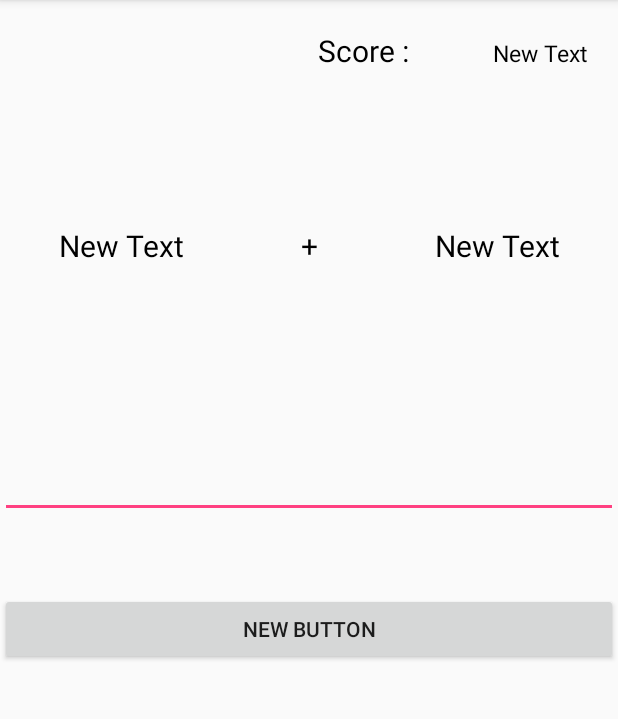
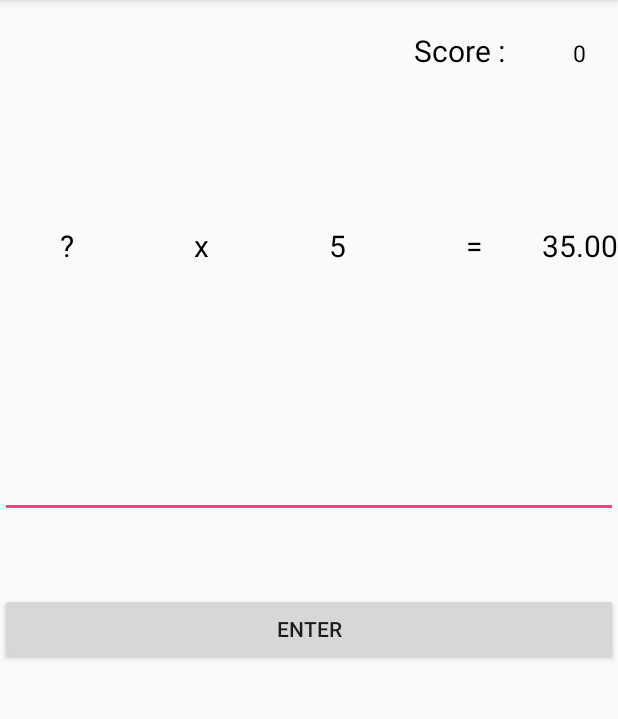
Before and after one commit to dtytomi/Numbers-Game, an Android app: the screen it shows after launch (MainActivity before the commit, NumbersGame after it), on a phone screen of 412 x 824 dp, the part 84-803 px from its top. Run offline under Robolectric (Android 15) with nearby library versions, the phone set to English and light mode, and no system bars.

Commit message:
alert dialog added

```diff
--- a/app/src/main/AndroidManifest.xml
+++ b/app/src/main/AndroidManifest.xml
@@ -8,7 +8,7 @@
         android:label="@string/app_name"
         android:supportsRtl="true"
         android:theme="@style/AppTheme">
-        <activity android:name=".MainActivity">
+        <activity android:name=".NumbersGame">
             <intent-filter>
                 <action android:name="android.intent.action.MAIN"/>
 
--- a/app/src/main/java/com/example/oo162802/numbersgame/MainActivity.java
+++ /dev/null
@@ -1,35 +0,0 @@
-package com.example.oo162802.numbersgame;
-
-import android.support.v7.app.AppCompatActivity;
-import android.os.Bundle;
-import android.widget.EditText;
-import android.widget.Button;
-import android.view.View;
-import android.view.View.OnClickListener;
-import android.view.inputmethod.InputMethodManager;
-import android.widget.TextView;
-import android.widget.TableRow;
-import android.widget.TableLayout;
-
-import java.util.Random;
-
-public class MainActivity extends AppCompatActivity {
-
-    private int[] symbol;
-    private int sum;
-
-    private EditText userEditText;
-    private TextView numberTextView1;
-    private TextView numberTextView2;
-    private TextView scoreTextView1;
-    private TextView symbolTextView;
-
-    @Override
-    protected void onCreate(Bundle savedInstanceState) {
-        super.onCreate(savedInstanceState);
-        setContentView(R.layout.activity_main);
-
-        Random
-
-    }
-}
--- /dev/null
+++ b/app/src/main/java/com/example/oo162802/numbersgame/NumbersGame.java
@@ -0,0 +1,155 @@
+package com.example.oo162802.numbersgame;
+
+import android.content.DialogInterface;
+import android.support.v7.app.AppCompatActivity;
+import android.app.AlertDialog;
+import android.os.Bundle;
+import android.widget.EditText;
+import android.widget.Button;
+import android.view.View;
+import android.view.View.OnClickListener;
+import android.view.inputmethod.InputMethodManager;
+import android.widget.TextView;
+
+
+import java.util.Random;
+
+public class NumbersGame extends AppCompatActivity {
+
+    private char[] symbol = {'-','+','x','/'};
+    private int sum, score, answer, valueLeft, valueRight;
+    private boolean left = false, right = false, neutral = false;
+    private double result;
+
+    private EditText userEditText;
+    private TextView numberTextView1;
+    private TextView numberTextView2;
+    private TextView scoreTextView1;
+    private TextView symbolTextView;
+    private TextView scoreTextView;
+    private TextView resultTextView;
+
+    Random randomNumber = new Random();
+
+    @Override
+    public void onCreate(Bundle savedInstanceState) {
+        super.onCreate(savedInstanceState);
+        setContentView(R.layout.activity_main);
+
+        numberTextView1 = (TextView) findViewById(R.id.numberTextView1);
+        numberTextView2 = (TextView) findViewById(R.id.numberTextView2);
+        symbolTextView = (TextView) findViewById(R.id.symbolTextView);
+        scoreTextView = (TextView) findViewById(R.id.scoreTextView1);
+        resultTextView = (TextView) findViewById(R.id.resultTextView);
+        symbolTextView = (TextView) findViewById(R.id.symbolTextView);
+        userEditText = (EditText) findViewById(R.id.userInputAnswer);
+
+        Button enterButton = (Button) findViewById(R.id.enterButton);
+        enterButton.setOnClickListener(enterButtonListner);
+
+        score = 0;
+        scoreTextView.setText(String.valueOf(score));
+
+        problem();
+    }
+
+   private void problem(){
+
+       valueLeft = 1 + randomNumber.nextInt(10);
+       valueRight = 1 + randomNumber.nextInt(10);
+       result = 0.0;
+
+       int randomSymbol =  randomNumber.nextInt(4);
+       int questionMark = 1 + randomNumber.nextInt(5);
+
+       switch (symbol[randomSymbol]){
+           case '+' : result = valueLeft + valueRight;
+                        symbolTextView.setText("+");
+                    break;
+           case '/' : result = valueLeft / valueRight;
+                        symbolTextView.setText("/");
+                    break;
+           case 'x' : result = valueLeft * valueRight;
+                        symbolTextView.setText("x");
+                    break;
+           case '-' : result = valueLeft - valueRight;
+                        symbolTextView.setText("-");
+                    break;
+       }
+
+        if(questionMark % 2 == 0) {
+            right = true;
+            numberTextView1.setText(String.valueOf(valueLeft));
+            numberTextView2.setText("?");
+            resultTextView.setText(String.format("%.2f", result));
+        }
+
+       if(questionMark % 2 == 1) {
+           left = true;
+           numberTextView1.setText("?");
+           numberTextView2.setText(String.valueOf(valueRight));
+           resultTextView.setText(String.format("%.2f", result));
+       }
+
+       if(questionMark % 2 == 1 && questionMark % 3 == 0) {
+           neutral = true;
+           numberTextView1.setText(String.valueOf(valueLeft));
+           numberTextView2.setText(String.valueOf(valueRight));
+           resultTextView.setText("?");
+       }
+   }
+
+    private void updateScore() {
+        score += 1;
+        scoreTextView.setText(String.valueOf(score));
+    }
+
+    private void checkAnswer(double rightValue, int usersInput){
+        if(rightValue == usersInput){
+            updateScore();
+        }
+        else if (rightValue != usersInput ){
+                AlertDialog.Builder builder = new AlertDialog.Builder(NumbersGame.this);
+
+                builder.setMessage("Game Over");
+                builder.setPositiveButton("Restart", new DialogInterface.OnClickListener() {
+                    @Override
+                    public void onClick(DialogInterface dialog, int which) {
+                        NumbersGame.this.problem();
+                    }
+                });
+
+            builder.setNegativeButton("End Game", new DialogInterface.OnClickListener() {
+                @Override
+                public void onClick(DialogInterface dialog, int which) {
+
+                    NumbersGame.this.finish();
+                }
+            });
+
+            AlertDialog userLose = builder.create();
+
+            userLose.show();
+        }
+    }
+
+    public OnClickListener enterButtonListner = new OnClickListener() {
+        @Override
+        public void onClick(View v) {
+          answer =  Integer.parseInt(userEditText.getText().toString());
+
+          if(left){
+              checkAnswer(valueLeft, answer);
+          }
+
+          if(right){
+             checkAnswer(valueRight, answer);
+          }
+
+          if(neutral){
+             checkAnswer(result, answer);
+          }
+
+        }
+    };
+}
--- a/app/src/main/res/layout/activity_main.xml
+++ b/app/src/main/res/layout/activity_main.xml
@@ -7,7 +7,7 @@
     <TableLayout
         android:layout_width="match_parent"
         android:layout_height="@dimen/topTableLayout_height"
-        android:stretchColumns="1,2,3"
+        android:stretchColumns="1,2,3,4"
         android:padding="20dp">
 
         <TableRow
@@ -20,7 +20,7 @@
                 android:layout_height="wrap_content"
                 android:text="@string/score"
                 android:id="@+id/scoreTextView0"
-                android:layout_column="3"
+                android:layout_column="4"
                 android:textSize="@dimen/scoreTextView"
                 android:textColor="@color/scoreColor"
                 android:paddingRight="-40dp"/>
@@ -30,7 +30,7 @@
                 android:layout_height="wrap_content"
                 android:text="New Text"
                 android:id="@+id/scoreTextView1"
-                android:layout_column="4"
+                android:layout_column="5"
                 android:textSize="@dimen/scoreValue"
                 android:textColor="@color/scoreColor"/>
 
@@ -39,7 +39,8 @@
 
     <TableLayout
         android:layout_width="match_parent"
-        android:layout_height="@dimen/middleTableLayout_height">
+        android:layout_height="@dimen/middleTableLayout_height"
+        android:stretchColumns="1,2,3,4">
 
         <TableRow
             android:layout_width="match_parent"
@@ -61,7 +62,7 @@
             <TextView
                 android:layout_width="wrap_content"
                 android:layout_height="wrap_content"
-                android:text="+"
+                android:text="@string/signSymbol"
                 android:gravity="center"
                 android:layout_weight="1"
                 android:textColor="@color/scoreColor"
@@ -77,6 +78,26 @@
                 android:layout_weight="1"
                 android:id="@+id/numberTextView2"
                 android:textSize="@dimen/problemView"/>
+
+            <TextView
+                android:layout_width="wrap_content"
+                android:layout_height="wrap_content"
+                android:text="@string/equal"
+                android:gravity="center"
+                android:layout_weight="1"
+                android:textColor="@color/scoreColor"
+                android:textSize="@dimen/problemView"
+                android:id="@+id/equaltTextView"/>
+
+            <TextView
+                android:layout_width="wrap_content"
+                android:layout_height="wrap_content"
+                android:text="New Text"
+                android:gravity="center"
+                android:layout_weight="1"
+                android:textColor="@color/scoreColor"
+                android:textSize="@dimen/problemView"
+                android:id="@+id/resultTextView"/>
         </TableRow>
     </TableLayout>
 
@@ -89,14 +110,14 @@
             android:layout_height="wrap_content"
             android:inputType="number"
             android:ems="10"
-            android:id="@+id/userEditText"
+            android:id="@+id/userInputAnswer"
             android:layout_marginTop="50dp"/>
 
         <Button
             android:layout_width="206dp"
             android:layout_height="wrap_content"
-            android:text="New Button"
-            android:id="@+id/button"
+            android:text="Enter"
+            android:id="@+id/enterButton"
             android:layout_marginTop="50dp"/>
 
     </TableLayout>
--- a/app/src/main/res/values/strings.xml
+++ b/app/src/main/res/values/strings.xml
@@ -1,4 +1,6 @@
 <resources>
     <string name="app_name">Numbers Game</string>
     <string name="score">Score :</string>
+    <string name="equal">=</string>
+    <string name="signSymbol">+</string>
 </resources>
```
